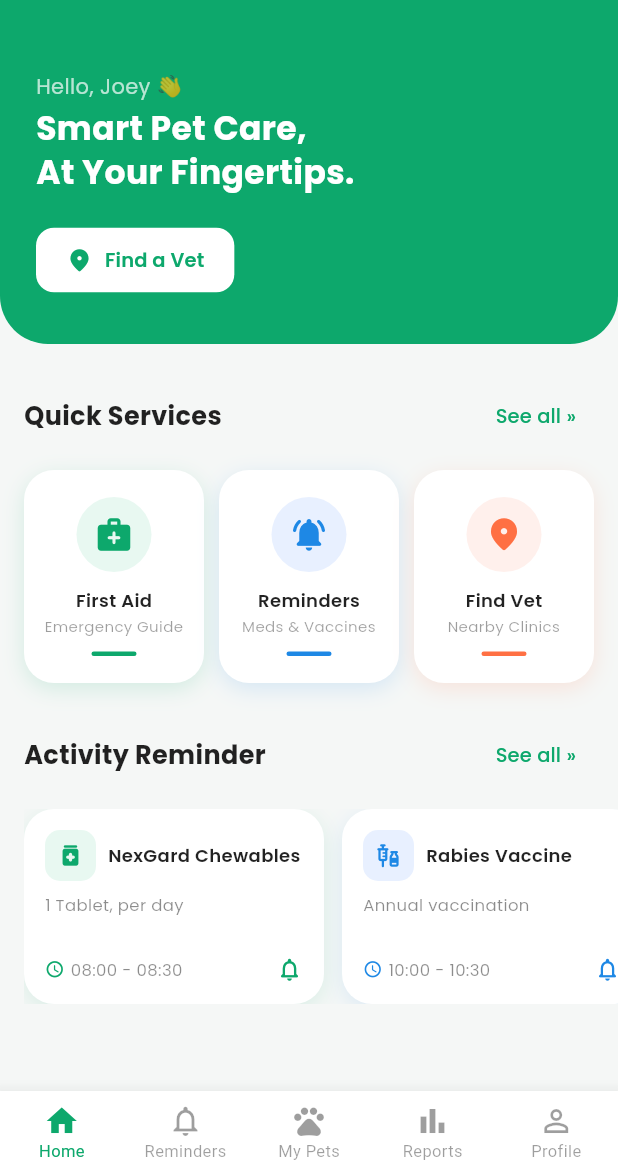
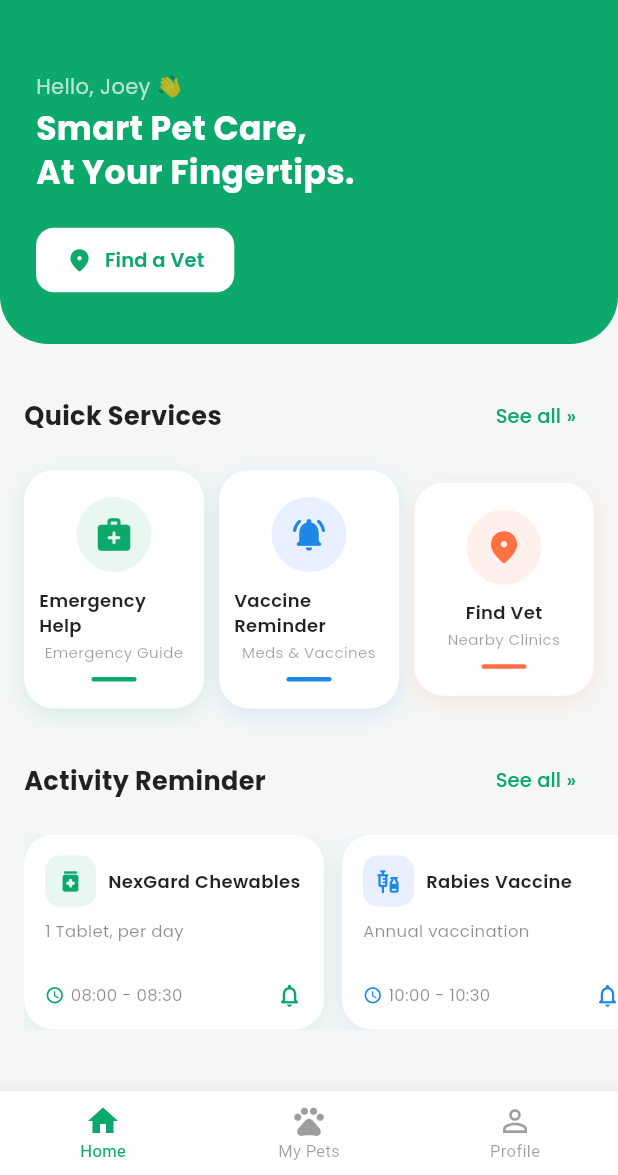
Before and after one commit to shakib5907/CarePaws, a Flutter app: the HomePage screen opened directly, on a phone screen of 412 x 824 dp, the part 61-1236 px from its top. Run offline on Flutter 3.47's test engine with Material 3 defaults, Android fonts, the phone set to English and light mode, and no system bars; our stand-ins replace google_fonts.

Commit message:
Emergency Help File

```diff
--- /dev/null
+++ b/lib/emergencyhelp.dart
@@ -0,0 +1,12 @@
+import 'package:flutter/material.dart';
+
+class Emergencyhelp extends StatelessWidget {
+  const Emergencyhelp({super.key});
+
+  @override
+  Widget build(BuildContext context) {
+    return Scaffold(
+
+    );
+  }
+}
--- a/lib/home/features.dart
+++ b/lib/home/features.dart
@@ -43,7 +43,7 @@ class FeaturesSection extends StatelessWidget {
               Expanded(
                 child: _FeatureCard(
                   icon: Icons.medical_services_rounded,
-                  title: 'First Aid',
+                  title: 'Emergency Help',
                   subtitle: 'Emergency Guide',
                   color: appGreen,
                   lightColor: const Color(0xFFe8f8f1),
@@ -56,7 +56,7 @@ class FeaturesSection extends StatelessWidget {
               Expanded(
                 child: _FeatureCard(
                   icon: Icons.notifications_active_rounded,
-                  title: 'Reminders',
+                  title: 'Vaccine Reminder' ,
                   subtitle: 'Meds & Vaccines',
                   color: const Color(0xFF1E88E5),
                   lightColor: const Color(0xFFe8f0ff),
--- a/lib/home/home_page.dart
+++ b/lib/home/home_page.dart
@@ -67,19 +67,9 @@ class _HomePageState extends State<HomePage> {
             label: 'Home',
           ),
           BottomNavigationBarItem(
-            icon: Icon(Icons.notifications_outlined),
-            activeIcon: Icon(Icons.notifications),
-            label: 'Reminders',
-          ),
-          BottomNavigationBarItem(
             icon: Icon(Icons.pets_outlined),
             activeIcon: Icon(Icons.pets),
             label: 'My Pets',
-          ),
-          BottomNavigationBarItem(
-            icon: Icon(Icons.bar_chart_outlined),
-            activeIcon: Icon(Icons.bar_chart),
-            label: 'Reports',
           ),
           BottomNavigationBarItem(
             icon: Icon(Icons.person_outline),
```
